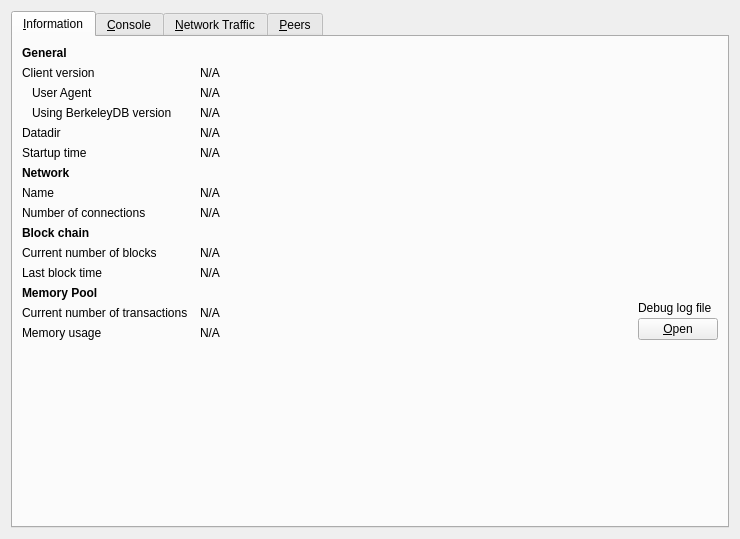
This is src/qt/forms/debugwindow.ui in SilubiumProject/slucore as Qt 5 draws it before an edit. The edited form follows.
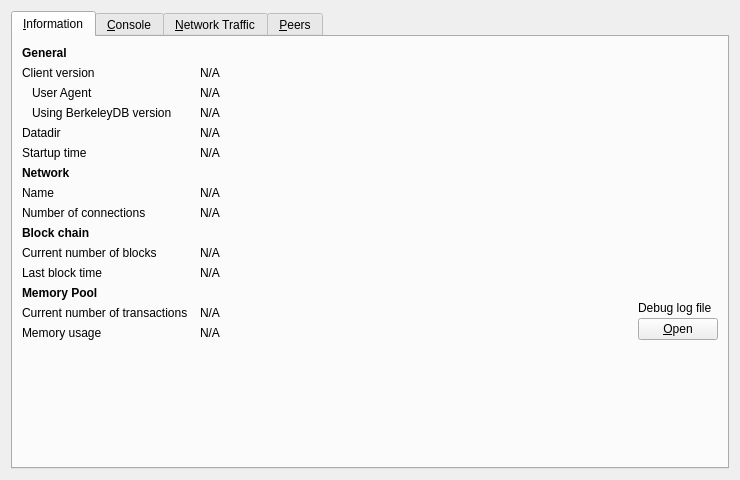
This is the edited form. The open tabs and pages were chosen to show the change. Icons and pictures are not drawn. Custom widgets are drawn as their Qt base class.

Diff of the .ui file:
```diff
--- a/src/qt/forms/debugwindow.ui
+++ b/src/qt/forms/debugwindow.ui
@@ -7,7 +7,7 @@
     <x>0</x>
     <y>0</y>
     <width>740</width>
-    <height>539</height>
+    <height>430</height>
    </rect>
   </property>
   <property name="windowTitle">
```
Left out of the diff: 10 changed lines with no effect on the pictures. Lines whose indentation alone changed are shown as unchanged.
